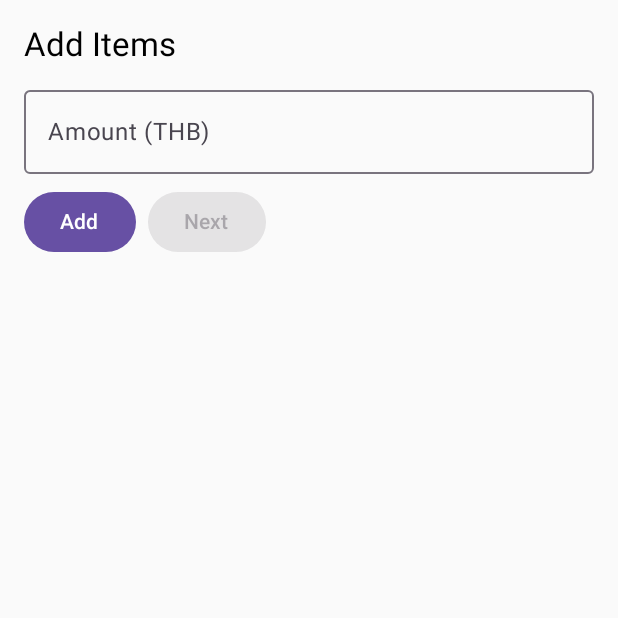
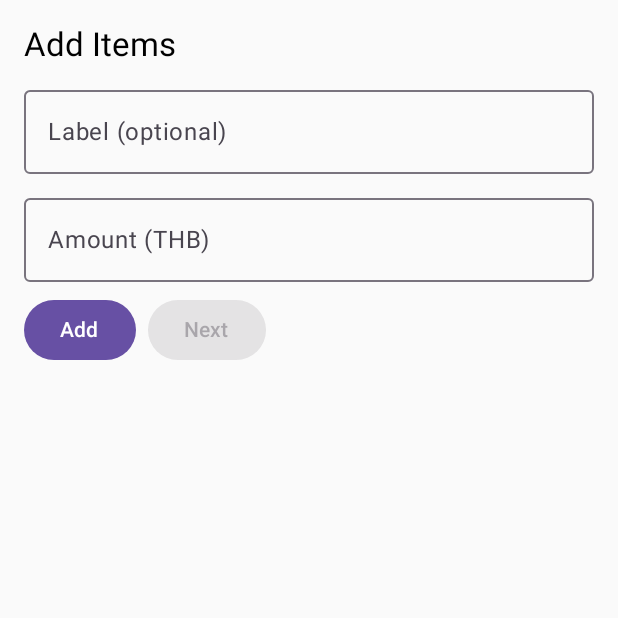
Before and after one commit to vacset/Kanjido, an Android app built with Jetpack Compose: the screen it shows after launch (MainActivity), on a phone screen of 412 x 824 dp, the top half of it. Run offline under Robolectric (Android 15) with nearby library versions, the phone set to English and light mode, and no system bars.

Commit message:
Get the full flow working, items->participants->assignment and calculate the split per participant and as well drift rounding.

```diff
--- a/app/build.gradle.kts
+++ b/app/build.gradle.kts
@@ -62,6 +62,7 @@ dependencies {
     implementation(libs.androidx.lifecycle.runtime.ktx)
     implementation(libs.androidx.activity.compose)
     implementation(libs.androidx.navigation.compose)
+    implementation(libs.androidx.lifecycle.viewmodel.compose)
 
     // Features
     implementation(libs.zxing)
--- a/app/src/main/java/me/seta/vacset/kanjido/MainActivity.kt
+++ b/app/src/main/java/me/seta/vacset/kanjido/MainActivity.kt
@@ -6,9 +6,11 @@ import androidx.activity.compose.setContent
 import androidx.navigation.compose.NavHost
 import androidx.navigation.compose.composable
 import androidx.navigation.compose.rememberNavController
+import androidx.lifecycle.viewmodel.compose.viewModel
+import me.seta.vacset.kanjido.presentation.state.EventBuilderViewModel
 import me.seta.vacset.kanjido.presentation.navigation.Route
 import me.seta.vacset.kanjido.presentation.entry.EntryScreen
-import me.seta.vacset.kanjido.presentation.participant.ParticipantsScreen
+import me.seta.vacset.kanjido.presentation.participants.ParticipantsScreen
 import me.seta.vacset.kanjido.presentation.review.ReviewScreen
 import me.seta.vacset.kanjido.presentation.summary.SummaryScreen
 
@@ -17,11 +19,30 @@ class MainActivity : ComponentActivity() {
         super.onCreate(savedInstanceState)
         setContent {
             val nav = rememberNavController()
+            val vm: EventBuilderViewModel = viewModel() // shared across NavHost
+
             NavHost(navController = nav, startDestination = Route.Entry.path) {
-                composable(Route.Entry.path) { EntryScreen(onNext = { nav.navigate(Route.Participants.path) }) }
-                composable(Route.Participants.path) { ParticipantsScreen(onNext = { nav.navigate(Route.Review.path) }) }
-                composable(Route.Review.path) { ReviewScreen(onNext = { nav.navigate(Route.Summary.path) }) }
-                composable(Route.Summary.path) { SummaryScreen() }
+                composable(Route.Entry.path) {
+                    EntryScreen(
+                        vm = vm,
+                        onNext = { nav.navigate(Route.Participants.path) }
+                    )
+                }
+                composable(Route.Participants.path) {
+                    ParticipantsScreen(
+                        vm = vm,
+                        onNext = { nav.navigate(Route.Review.path) }
+                    )
+                }
+                composable(Route.Review.path) {
+                    ReviewScreen(
+                        vm = vm,
+                        onNext = { nav.navigate(Route.Summary.path) }
+                    )
+                }
+                composable(Route.Summary.path) {
+                    SummaryScreen()
+                }
             }
         }
     }
--- a/app/src/main/java/me/seta/vacset/kanjido/presentation/entry/Entry.kt
+++ b/app/src/main/java/me/seta/vacset/kanjido/presentation/entry/Entry.kt
@@ -6,15 +6,23 @@ import androidx.compose.material3.*
 import androidx.compose.runtime.*
 import androidx.compose.ui.Modifier
 import androidx.compose.ui.unit.dp
+import me.seta.vacset.kanjido.presentation.state.EventBuilderViewModel
 import java.math.BigDecimal
 
 @Composable
-fun EntryScreen(onNext: () -> Unit) {
+fun EntryScreen(vm: EventBuilderViewModel, onNext: () -> Unit) {
+    var label by remember { mutableStateOf("") }
     var amountText by remember { mutableStateOf("") }
-    val items = remember { mutableStateListOf<Pair<String?, BigDecimal>>() }
 
     Column(Modifier.fillMaxSize().padding(16.dp)) {
         Text("Add Items", style = MaterialTheme.typography.titleLarge)
+        Spacer(Modifier.height(8.dp))
+        OutlinedTextField(
+            value = label,
+            onValueChange = { label = it },
+            label = { Text("Label (optional)") },
+            modifier = Modifier.fillMaxWidth()
+        )
         Spacer(Modifier.height(8.dp))
         OutlinedTextField(
             value = amountText,
@@ -26,18 +34,22 @@ fun EntryScreen(onNext: () -> Unit) {
         Row {
             Button(onClick = {
                 amountText.toBigDecimalOrNull()?.let { bd ->
-                    items.add(null to bd)
+                    vm.addItem(amount = bd.setScale(2), label = label.ifBlank { null })
+                    label = ""
                     amountText = ""
                 }
             }) { Text("Add") }
             Spacer(Modifier.width(8.dp))
-            Button(onClick = onNext, enabled = items.isNotEmpty()) { Text("Next") }
+            Button(onClick = onNext, enabled = vm.items.isNotEmpty()) { Text("Next") }
         }
         Spacer(Modifier.height(16.dp))
         LazyColumn {
-            items(items.size) { idx ->
-                val (label, amt) = items[idx]
-                ListItem(headlineContent = { Text(label ?: "Item ${idx+1}") }, supportingContent = { Text("฿${amt.setScale(2)}") })
+            items(vm.items.size) { idx ->
+                val it = vm.items[idx]
+                ListItem(
+                    headlineContent = { Text(it.label ?: "Item ${idx + 1}") },
+                    supportingContent = { Text("฿${it.amount.setScale(2)}") }
+                )
                 Divider()
             }
         }
--- a/gradle/libs.versions.toml
+++ b/gradle/libs.versions.toml
@@ -11,7 +11,8 @@ composeBom = "2025.08.00"
 zxing = "3.5.3"
 mlkit-text = "16.0.1"
 navigationCompose = "2.9.3"
-datastore = "1.1.1"
+datastore = "1.1.7"
+lifecycle-viewmodel-compose = "2.8.4"
 
 [libraries]
 androidx-compose-bom = { module = "androidx.compose:compose-bom", version.ref = "composeBom" }
@@ -38,6 +39,8 @@ mlkit-text-recognition = { module = "com.google.mlkit:text-recognition", version
 
 androidx-datastore-preferences = { group = "androidx.datastore", name = "datastore-preferences", version.ref = "datastore" }
 
+androidx-lifecycle-viewmodel-compose = { group = "androidx.lifecycle", name = "lifecycle-viewmodel-compose", version.ref = "lifecycle-viewmodel-compose" }
+
 [bundles]
 compose = [
     "androidx-compose-ui",
```
Also changed, not shown: app/src/main/java/me/seta/vacset/kanjido/presentation/participant/Participant.kt (deleted, +0 -28 lines), app/src/main/java/me/seta/vacset/kanjido/presentation/participants/Participant.kt (added, +40 -0 lines), app/src/main/java/me/seta/vacset/kanjido/presentation/review/Review.kt (+71 -13 lines), app/src/main/java/me/seta/vacset/kanjido/presentation/state/EventBuilderViewModel.kt (added, +71 -0 lines).
